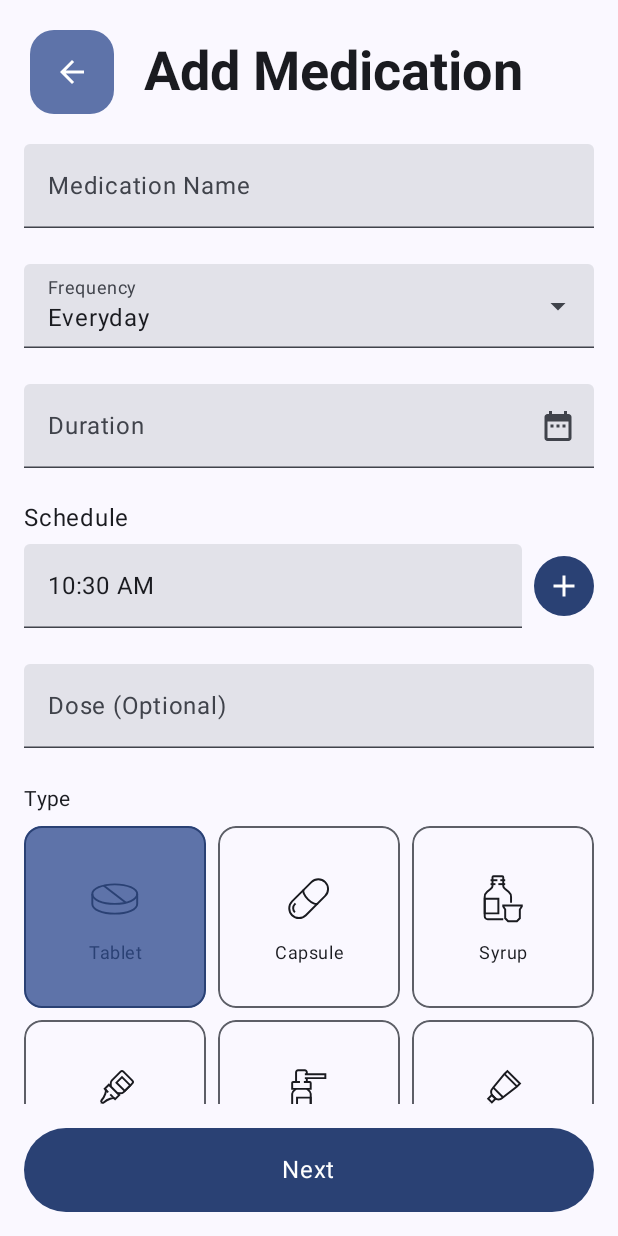
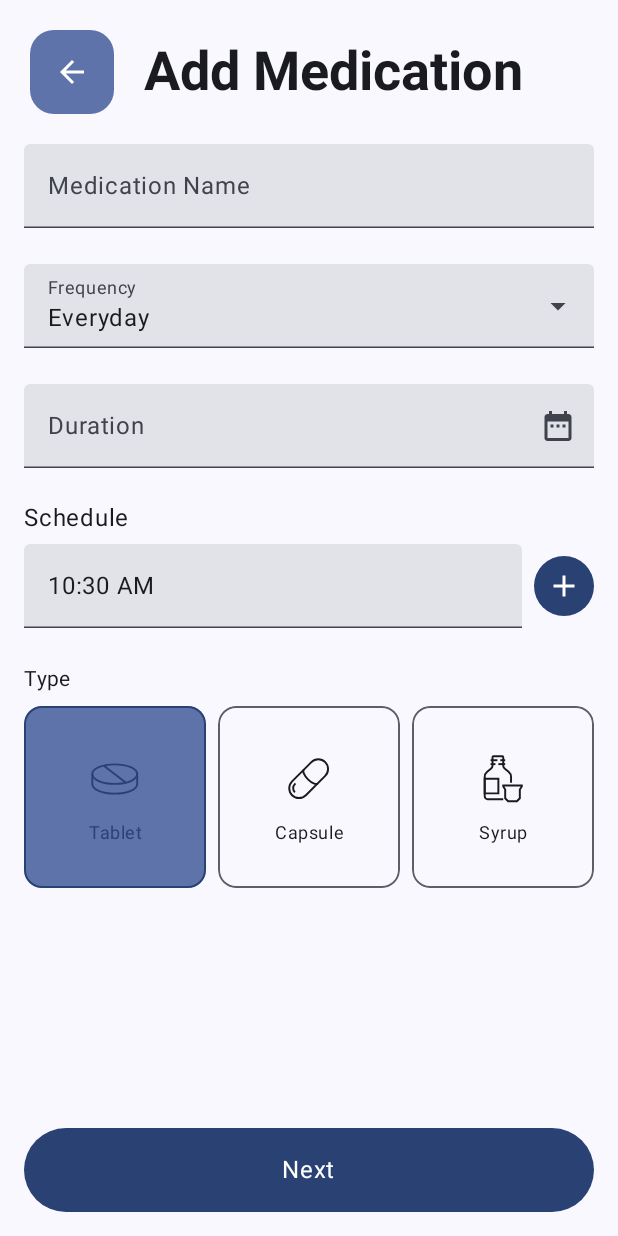
Before and after one commit to faiznaashih/Aplikasi_Sehatin, an Android app built with Jetpack Compose: the AddMedicationRoute screen opened through its navigation route, on a phone screen of 412 x 824 dp. Run offline under Robolectric (Android 15) with nearby library versions, the phone set to English and light mode, and no system bars; our stand-ins replace Dagger/Hilt's generated code.

Commit message:
initial commit

```diff
--- a/app/src/main/java/com/waseefakhtar/doseapp/feature/addmedication/AddMedicationRoute.kt
+++ b/app/src/main/java/com/waseefakhtar/doseapp/feature/addmedication/AddMedicationRoute.kt
@@ -304,23 +304,6 @@ fun AddMedicationScreen(
 
             Spacer(modifier = Modifier.padding(4.dp))
 
-            TextField(
-                modifier = Modifier.fillMaxWidth(),
-                value = numberOfDosage,
-                onValueChange = {
-                    if (it.isEmpty() || it.toIntOrNull() != null) {
-                        if (it.toIntOrNull() ?: 0 <= 3) {
-                            numberOfDosage = it
-                        }
-                    }
-                },
-                label = { Text(stringResource(id = R.string.dose_optional)) },
-                keyboardOptions = KeyboardOptions(keyboardType = KeyboardType.Number),
-                placeholder = { Text(stringResource(R.string.dosage_hint)) },
-                singleLine = true,
-            )
-
-            Spacer(modifier = Modifier.padding(4.dp))
 
             Column {
                 Text(
@@ -335,11 +318,11 @@ fun AddMedicationScreen(
                     verticalArrangement = Arrangement.spacedBy(8.dp),
                     modifier = Modifier
                         .fillMaxWidth()
-                        .height(250.dp)
+                        .height(170.dp) // Ubah tingginya biar pas
                         .padding(horizontal = 0.dp),
                     userScrollEnabled = false
                 ) {
-                    items(MedicationType.entries) { type ->
+                    items(MedicationType.entries.filter { it != MedicationType.DROPS && it != MedicationType.SPRAY && it != MedicationType.GEL }) { type ->
                         MedicationTypeBox(
                             type = type,
                             isSelected = type == medicationType,
--- a/app/src/main/java/com/waseefakhtar/doseapp/feature/home/HomeScreen.kt
+++ b/app/src/main/java/com/waseefakhtar/doseapp/feature/home/HomeScreen.kt
@@ -193,9 +193,6 @@ fun DailyOverviewCard(
                 modifier = Modifier.fillMaxWidth(),
                 horizontalArrangement = Arrangement.End
             ) {
-                Image(
-                    painter = painterResource(id = R.drawable.doctor), contentDescription = ""
-                )
             }
         }
     }
@@ -226,13 +223,15 @@ fun EmptyCard(
         }
     ) {
         Row(modifier = Modifier.fillMaxSize()) {
+
             Column(
                 modifier = Modifier
-                    .padding(24.dp, 24.dp, 0.dp, 16.dp)
-                    .fillMaxWidth(.50F)
-                    .align(Alignment.CenterVertically),
-                verticalArrangement = Arrangement.spacedBy(8.dp),
+                    .padding(24.dp) // <-- Padding dibuat simpel
+                    .fillMaxWidth(), // <-- Hapus .50F biar lebarnya penuh
+                verticalArrangement = Arrangement.Center, // <-- Biar center vertikal
+                horizontalAlignment = Alignment.CenterHorizontally // <-- TAMBAHKAN INI biar center horizontal
             ) {
+
 
                 Text(
                     text = stringResource(R.string.medication_break),
@@ -251,9 +250,7 @@ fun EmptyCard(
                 horizontalArrangement = Arrangement.End,
                 verticalAlignment = Alignment.Bottom
             ) {
-                Image(
-                    painter = painterResource(id = R.drawable.doctor), contentDescription = ""
-                )
+
             }
         }
     }
--- a/app/src/main/res/values/colors.xml
+++ b/app/src/main/res/values/colors.xml
@@ -1,10 +1,10 @@
 <?xml version="1.0" encoding="utf-8"?>
 <resources>
-    <color name="purple_200">#FFBB86FC</color>
-    <color name="purple_500">#FF6200EE</color>
+    <color name="purple_200">#3A86FA</color>
+    <color name="purple_500">#BF024E</color>
     <color name="purple_700">#FF3700B3</color>
     <color name="teal_200">#FF03DAC5</color>
-    <color name="teal_700">#FF018786</color>
+    <color name="teal_700">#06D083</color>
     <color name="black">#FF000000</color>
     <color name="white">#FFFFFFFF</color>
 </resources>
```
